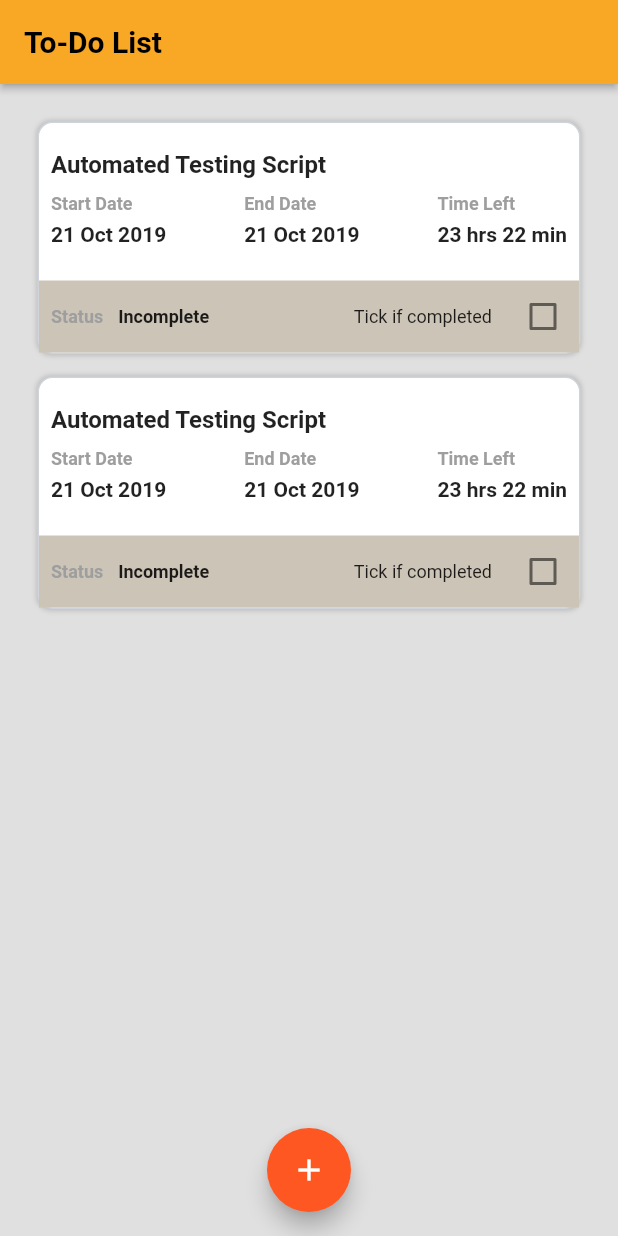
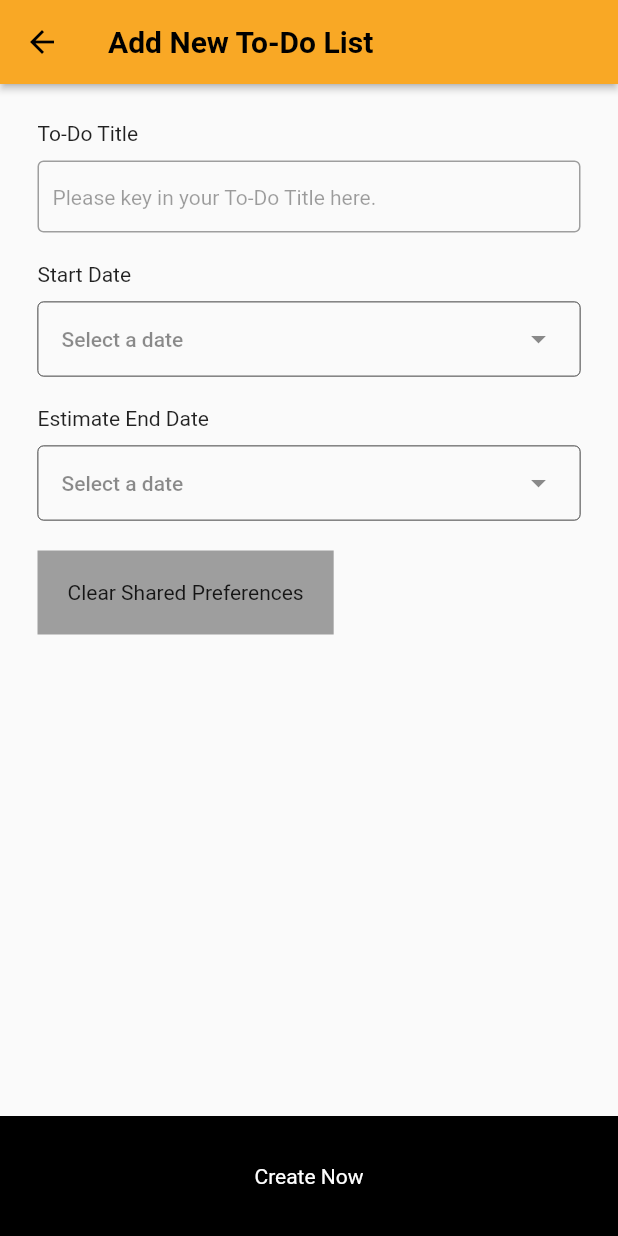
Before and after one commit to ws8149/flutter-to-do-list, a Flutter app: the screen it shows after launch, after a tap on the "add" icon, on a phone screen of 412 x 824 dp. Run offline on Flutter 3.47's test engine with Material 2 defaults, Android fonts, the phone set to English and light mode, and no system bars; our stand-ins replace shared_preferences.

Commit message:
add date picker logic

```diff
--- /dev/null
+++ b/lib/components/DatePicker.dart
@@ -0,0 +1,104 @@
+import 'package:flutter/cupertino.dart';
+import 'package:flutter/material.dart';
+
+class DatePicker extends StatefulWidget {
+  final DateTime? selectedDate;
+  final Function onSelect;
+
+  DatePicker({required this.onSelect, this.selectedDate});
+
+  @override
+  DatePickerState createState() => DatePickerState();
+}
+
+class DatePickerState extends State<DatePicker> {
+  String? dateText;
+
+  Future<void> openBottomSheet(BuildContext context, Widget child, {double? height}) {
+    return showModalBottomSheet(
+      isScrollControlled: false,
+      shape: RoundedRectangleBorder(
+          borderRadius: BorderRadius.only(
+              topLeft: Radius.circular(13),
+              topRight: Radius.circular(13)
+          )
+      ),
+      backgroundColor: Colors.white,
+      context: context,
+      builder: (context) => Container(
+          height: height ?? MediaQuery.of(context).size.height / 2.5,
+          child: child
+      ),
+    );
+  }
+
+  Widget datetimePicker(BuildContext context) {
+    DateTime? selectedDate;
+
+    return Center(
+      child: Column(
+        mainAxisAlignment: MainAxisAlignment.center,
+        mainAxisSize: MainAxisSize.min,
+        children: [
+          Container(
+            height: 200,
+            child: CupertinoDatePicker(
+              initialDateTime: DateTime.now(),
+              onDateTimeChanged: (DateTime newDate) {
+                selectedDate = newDate;
+              },
+              minimumYear: 2000,
+              maximumYear: DateTime.now().year,
+              mode: CupertinoDatePickerMode.date,
+            ),
+          ),
+          CupertinoButton(
+            child: Text('OK'),
+            onPressed: () {
+              // Select current date for user by default
+              selectedDate = selectedDate ?? DateTime.now();
+
+              setState(() {
+                dateText = selectedDate!.day.toString() + '/' +
+                    selectedDate!.month.toString() + '/' +
+                    selectedDate!.year.toString();
+              });
+
+              Navigator.of(context).pop();
+
+              widget.onSelect(selectedDate);
+            },
+          )
+        ],
+      ),
+    );
+  }
+
+  @override
+  Widget build(BuildContext context) {
+    return SizedBox(
+      width: double.infinity,
+      height: 50,
+      child: OutlinedButton(
+        style: OutlinedButton.styleFrom(
+          side: BorderSide(
+            color: Colors.black,
+            style: BorderStyle.solid,
+            width: 0.5,
+          ),
+        ),
+        onPressed: () { openBottomSheet(context, datetimePicker(context)); },
+        child: Row(
+          mainAxisAlignment: MainAxisAlignment.spaceBetween,
+          children: [
+            Align(
+                alignment: Alignment.centerLeft,
+                child: Text(dateText ?? 'Select a date', style: TextStyle(color: Colors.black45) )
+            ),
+            Icon(Icons.arrow_drop_down, color: Colors.black45)
+          ],
+        ),
+      ),
+    );
+  }
+}
--- a/lib/main.dart
+++ b/lib/main.dart
@@ -15,7 +15,7 @@ class MyApp extends StatelessWidget {
       theme: ThemeData(
         primarySwatch: Colors.yellow
       ),
-      home: const HomePage(title: 'To-Do List Home Page'),
+      home: const HomePage(),
     );
   }
 }
--- /dev/null
+++ b/lib/pages/todo/AddTodoPage.dart
@@ -0,0 +1,167 @@
+import 'dart:convert';
+
+import 'package:flutter/material.dart';
+import 'package:shared_preferences/shared_preferences.dart';
+
+import '../../components/AppNavBar.dart';
+import '../../components/DatePicker.dart';
+import 'HomePage.dart';
+
+
+class AddTodoPage extends StatefulWidget {
+  const AddTodoPage({Key? key, required int current_id}) : super(key: key);
+
+  final int current_id = 0;
+
+  @override
+  State<AddTodoPage> createState() => _AddTodoPageState();
+}
+
+class _AddTodoPageState extends State<AddTodoPage> {
+  int _counter = 0;
+
+  void _addTodoItem() {
+    setState(() {
+      _counter++;
+    });
+  }
+
+  void goToEditPage (dynamic item) {
+    // Navigator.push(
+    //   context,
+    //   MaterialPageRoute(builder: (context) => EditTodoPage(todoItem: item),
+    // );
+  }
+
+  @override
+  Widget build(BuildContext context) {
+    return Scaffold(
+      appBar: AppNavBar(
+        label: 'Add New To-Do List',
+      ),
+      body: Container(
+        padding: EdgeInsets.all(25.0),
+        child: Column(
+          crossAxisAlignment: CrossAxisAlignment.start,
+          children: [
+            Text('To-Do Title'),
+
+            const SizedBox(height: 10),
+
+            TextFormField(
+              decoration: const InputDecoration(
+                border: OutlineInputBorder(),
+                enabledBorder: OutlineInputBorder(borderSide: BorderSide(color: Colors.grey)),
+                hintText: 'Please key in your To-Do Title here.',
+                hintStyle: TextStyle(fontSize: 14, color: Colors.black38),
+                counterText: '',
+                contentPadding: EdgeInsets.only(top: 10, left: 10),
+              ),
+              maxLength: 100,
+              minLines: 1,
+              maxLines: 10,
+              onChanged: (value) {
+                setState(() {
+
+                });
+              },
+            ),
+
+            const SizedBox(height: 20),
+
+            Text('Start Date'),
+
+            const SizedBox(height: 10),
+
+            DatePicker(
+              onSelect: () {
+
+              },
+              selectedDate: null,
+            ),
+
+            const SizedBox(height: 20),
+
+            Text('Estimate End Date'),
+
+            const SizedBox(height: 10),
+
+            DatePicker(
+              onSelect: () {
+
+              },
+              selectedDate: null,
+            ),
+
+            SizedBox(height: 20),
+
+            InkWell(
+              onTap: () async {
+
+                SharedPreferences prefs = await SharedPreferences.getInstance();
+                prefs.clear();
+                print('Cleared');
+              },
+              child: Container(
+                color: Colors.grey,
+                padding: const EdgeInsets.all(20.0),
+                child: Text('Clear Shared Preferences'),
+              ),
+            )
+          ]
+
+
+
+        ),
+      ),
+      bottomSheet: InkWell(
+        onTap: () async {
+
+          // Save data locally
+          try {
+            // Get latest todos list from prefs
+            print("Get latest todos list from prefs");
+            SharedPreferences prefs = await SharedPreferences.getInstance();
+            String prefs_todos = prefs.getString('TODO_ITEMS') ?? '';
+
+            List<dynamic> todos = [];
+
+            if (prefs_todos != '') {
+              todos = jsonDecode(prefs_todos);
+              print('todos decoded: $todos');
+            }
+
+            // Update todos list
+            print("Update todos list");
+            dynamic new_todo = {
+              "id": widget.current_id,
+              "title": "Automated Testing Script 1",
+              "start_date": 982731983,
+              "end_date": 120321831,
+              "is_complete": false,
+            };
+
+            todos.add(new_todo);
+
+            // Save todos list
+            print("Save todos list");
+            prefs.setString('TODO_ITEMS', jsonEncode(todos));
+
+            Navigator.pushNamedAndRemoveUntil(context, '/', (_) => false);
+          } catch (err) {
+            print(err);
+          }
+
+        },
+        child: Container(
+          width: MediaQuery.of(context).size.width,
+          height: 80,
+          color: Colors.black,
+          padding: EdgeInsets.all(20.0),
+          alignment: Alignment.center,
+          child: Text('Create Now', style: TextStyle(color: Colors.white),)
+        ),
+      ),
+    );
+  }
+}
--- a/lib/pages/todo/HomePage.dart
+++ b/lib/pages/todo/HomePage.dart
@@ -1,27 +1,64 @@
+import 'dart:convert';
+
 import 'package:flutter/material.dart';
+import 'package:shared_preferences/shared_preferences.dart';
 
 import '../../components/AppNavBar.dart';
+import 'AddTodoPage.dart';
 
 
 class HomePage extends StatefulWidget {
-  const HomePage({Key? key, required this.title}) : super(key: key);
-
-  final String title;
+  const HomePage({Key? key}) : super(key: key);
 
   @override
   State<HomePage> createState() => _HomePageState();
 }
 
 class _HomePageState extends State<HomePage> {
-  int _counter = 0;
+
   bool? value = false;
 
+  List<dynamic> itemList = [];
 
-  void _addTodoItem() {
+  // List<dynamic> itemList = [
+  //   {
+  //     "id": 1,
+  //     "title": "Automated Testing Script 1",
+  //     "start_date": 982731983,
+  //     "end_date": 120321831,
+  //     "is_complete": false,
+  //   },
+  //   {
+  //     "id": 2,
+  //     "title": "Automated Testing Script 2",
+  //     "start_date": 982731983,
+  //     "end_date": 120321831,
+  //     "is_complete": false,
+  //   },
+  //
+  // ]
+
+  Future<void> initHomePage() async {
+    SharedPreferences prefs = await SharedPreferences.getInstance();
+    String prefs_todos = prefs.getString('TODO_ITEMS') ?? '';
+
+    List<dynamic> todos = [];
+
+    if (prefs_todos != '') {
+      todos = jsonDecode(prefs_todos);
+    }
+
     setState(() {
-      _counter++;
+      itemList = todos;
     });
   }
+
+  @override
+  void initState() {
+    super.initState();
+    initHomePage();
+  }
+
 
   void goToEditPage (dynamic item) {
     // Navigator.push(
@@ -30,7 +67,7 @@ class _HomePageState extends State<HomePage> {
     // );
   }
 
-  Widget TodoCard () {
+  Widget TodoCard (dynamic item) {
     const GREY_TEXT = TextStyle(fontWeight: FontWeight.bold, fontSize: 12, color: Colors.grey);
 
     return Container(
@@ -56,7 +93,7 @@ class _HomePageState extends State<HomePage> {
                   children: [
                     const SizedBox(height: 10),
 
-                    Text('Automated Testing Script', style: TextStyle(fontWeight: FontWeight.bold, fontSize: 16)),
+                    Text("a", style: TextStyle(fontWeight: FontWeight.bold, fontSize: 16)),
 
                     const SizedBox(height: 10),
 
@@ -113,7 +150,10 @@ class _HomePageState extends State<HomePage> {
                     const SizedBox(width: 10),
                     Checkbox(
                       value: this.value,
-                      onChanged: (bool? val) {
+                      onChanged: (bool? val) async {
+                        SharedPreferences prefs = await SharedPreferences.getInstance();
+                        prefs.setStringList('TODO_ITEMS', []);
+
                         setState(() {
                           this.value = val;
                         });
@@ -132,7 +172,6 @@ class _HomePageState extends State<HomePage> {
 
 
   Widget ItemListWidget () {
-    List<dynamic> itemList = [{"id": 1, "name": "a"}, {"id": 2, "name": "a"}];
 
     if (itemList.isNotEmpty) {
       return ListView.separated(
@@ -144,7 +183,7 @@ class _HomePageState extends State<HomePage> {
           return Column(
             children: [
               InkWell(
-                child: TodoCard(),
+                child: TodoCard(itemList[index]),
                 onTap: () {
                   goToEditPage(itemList[index]);
                 },
@@ -154,7 +193,10 @@ class _HomePageState extends State<HomePage> {
         },
       );
     } else {
-      return Container();
+      return Container(
+        height: MediaQuery.of(context).size.height,
+        child: Center(child: Text('To-do List is empty at the moment.'))
+      );
     }
   }
 
@@ -174,7 +216,14 @@ class _HomePageState extends State<HomePage> {
         ),
       ),
       floatingActionButton: FloatingActionButton(
-        onPressed: _addTodoItem,
+        onPressed: () {
+          int currentId = itemList.length - 1;
+
+          Navigator.push(
+              context,
+              MaterialPageRoute(builder: (context) => AddTodoPage(current_id: currentId))
+          );
+        },
         tooltip: 'Add Item',
         child: const Icon(Icons.add, color: Colors.white),
         backgroundColor: Colors.deepOrange,
--- a/pubspec.yaml
+++ b/pubspec.yaml
@@ -34,6 +34,7 @@ dependencies:
   # The following adds the Cupertino Icons font to your application.
   # Use with the CupertinoIcons class for iOS style icons.
   cupertino_icons: ^1.0.2
+  shared_preferences: ^2.0.15
 
 dev_dependencies:
   flutter_test:
```
Also changed, not shown: pubspec.lock, 1 other file.
